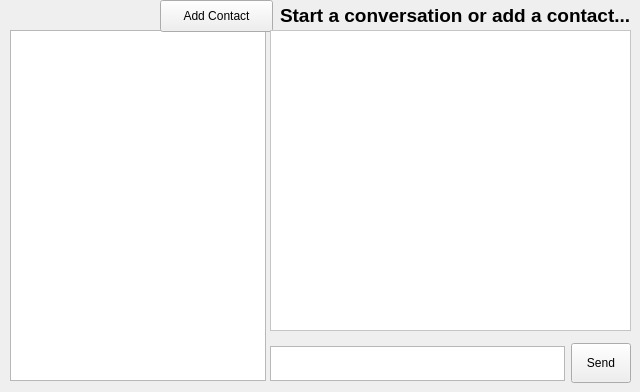
First picture: the form in aemessenger/UI/client.ui, repository Maksov/PythonMessenger, before the edit.
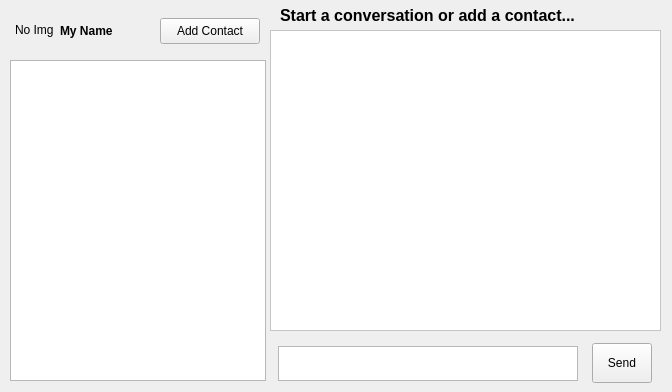
Second picture: the form after the edit.

Commit message: JIMAvatarMsg - upload avatar to server Avatar feature in gui and server GUI fixed for windows

Diff of the .ui file:
```diff
--- a/aemessenger/UI/client.ui
+++ b/aemessenger/UI/client.ui
@@ -6,7 +6,7 @@
    <rect>
     <x>0</x>
     <y>0</y>
-    <width>640</width>
+    <width>672</width>
     <height>392</height>
    </rect>
   </property>
@@ -17,9 +17,9 @@
    <property name="geometry">
     <rect>
      <x>10</x>
-     <y>30</y>
+     <y>60</y>
      <width>256</width>
-     <height>351</height>
+     <height>321</height>
     </rect>
    </property>
    <property name="styleSheet">
@@ -39,9 +39,9 @@
    <property name="geometry">
     <rect>
      <x>160</x>
-     <y>0</y>
-     <width>113</width>
-     <height>32</height>
+     <y>18</y>
+     <width>100</width>
+     <height>26</height>
     </rect>
    </property>
    <property name="text">
@@ -53,7 +53,7 @@
     <rect>
      <x>270</x>
      <y>340</y>
-     <width>361</width>
+     <width>391</width>
      <height>47</height>
     </rect>
    </property>
@@ -106,13 +106,13 @@
     <rect>
      <x>280</x>
      <y>5</y>
-     <width>351</width>
+     <width>381</width>
      <height>21</height>
     </rect>
    </property>
    <property name="font">
     <font>
-     <pointsize>14</pointsize>
+     <pointsize>12</pointsize>
      <weight>75</weight>
      <bold>true</bold>
     </font>
@@ -126,7 +126,7 @@
     <rect>
      <x>270</x>
      <y>30</y>
-     <width>361</width>
+     <width>391</width>
      <height>301</height>
     </rect>
    </property>
@@ -141,7 +141,7 @@
      <rect>
       <x>0</x>
       <y>0</y>
-      <width>361</width>
+      <width>391</width>
       <height>301</height>
      </rect>
     </property>
@@ -159,13 +159,48 @@
       <rect>
        <x>0</x>
        <y>0</y>
-       <width>359</width>
+       <width>389</width>
        <height>299</height>
       </rect>
      </property>
     </widget>
    </widget>
   </widget>
+  <widget class="QLabel" name="avatarLabel">
+   <property name="geometry">
+    <rect>
+     <x>15</x>
+     <y>10</y>
+     <width>40</width>
+     <height>40</height>
+    </rect>
+   </property>
+   <property name="cursor">
+    <cursorShape>PointingHandCursor</cursorShape>
+   </property>
+   <property name="text">
+    <string>No Img</string>
+   </property>
+  </widget>
+  <widget class="QLabel" name="selfnameLabel">
+   <property name="geometry">
+    <rect>
+     <x>60</x>
+     <y>20</y>
+     <width>81</width>
+     <height>21</height>
+    </rect>
+   </property>
+   <property name="font">
+    <font>
+     <weight>75</weight>
+     <bold>true</bold>
+    </font>
+   </property>
+   <property name="text">
+    <string>My Name</string>
+   </property>
+  </widget>
  </widget>
  <resources/>
  <connections/>
```
The commit also changes 12 other files.
